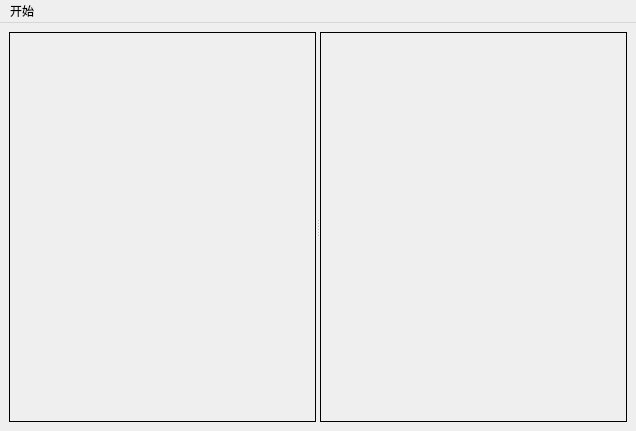
lfsty/LostArkNote, file mainwindow.ui: the form before one commit.
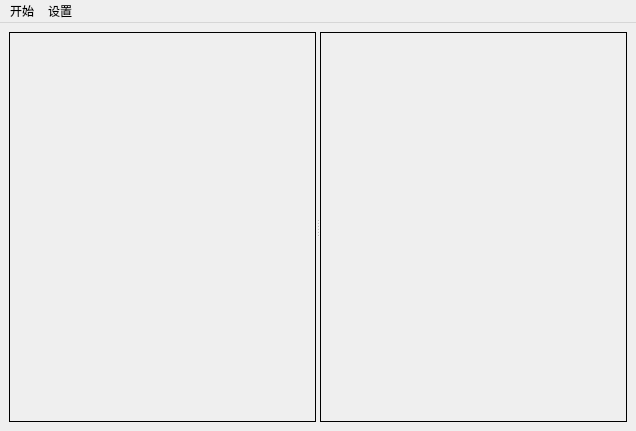
The form after the commit.

Diff of the .ui file:
```diff
--- a/mainwindow.ui
+++ b/mainwindow.ui
@@ -125,11 +125,16 @@
     <addaction name="add_character"/>
     <addaction name="separator"/>
     <addaction name="clean_finished_status"/>
-    <addaction name="separator"/>
+   </widget>
+   <widget class="QMenu" name="menu_2">
+    <property name="title">
+     <string>设置</string>
+    </property>
     <addaction name="open_config_dir"/>
     <addaction name="update_config"/>
    </widget>
    <addaction name="menu"/>
+   <addaction name="menu_2"/>
   </widget>
   <action name="add_character">
    <property name="text">
```
Left out of the diff: 9 changed lines with no effect on the pictures.
